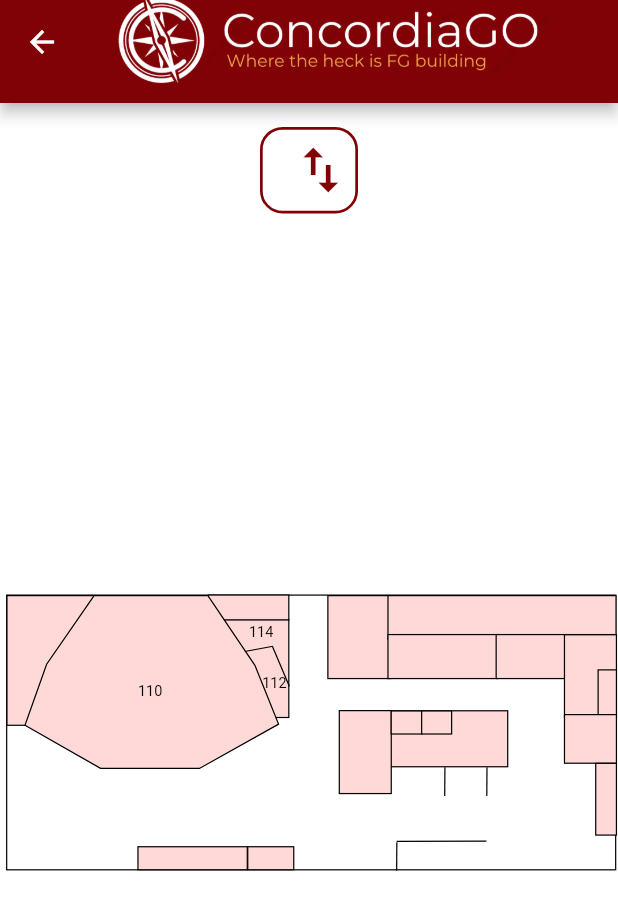
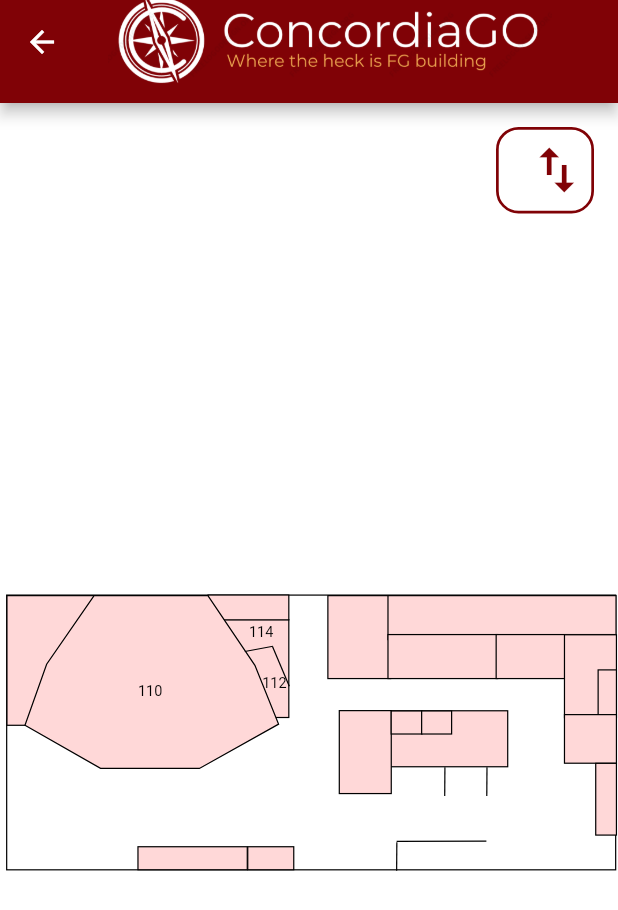
Before and after one commit to DBatistaFerreira/ConcordiaGO, a Flutter app: the IndoorMapScreen screen opened by its route, on a phone screen of 412 x 824 dp. Shown: the top 910 px of the screen. Run offline on Flutter 3.47's test engine with Material 2 defaults, Android fonts, the phone set to English and light mode, and no system bars; drawn by our look-alikes of photo_view; our stand-ins replace bloc, flutter_bloc, flutter_svg, geolocator, google_maps_flutter, sliding_up_panel; missing offline and left inert: google_maps_util, location_permissions.

Commit message:
Readjust exit building button position

```diff
--- a/lib/widgets/screens/indoor_map_screen.dart
+++ b/lib/widgets/screens/indoor_map_screen.dart
@@ -76,17 +76,16 @@ class IndoorMapState extends State<IndoorMapScreen> {
             ),
             Align(
               alignment: Alignment.topRight,
-              child: Column(
-                children: <Widget>[
-                  FloorSelectionDropdown(),
-                  exitBuildingButton()
-                ],
-              ),
+              child: FloorSelectionDropdown(),
             ),
             Align(
               alignment: Alignment.bottomCenter,
               child: stopNavigationButton(),
             ),
+            Align(
+              alignment: Alignment.topCenter,
+              child:exitBuildingButton()
+            )
           ],
         ));
   }
```
